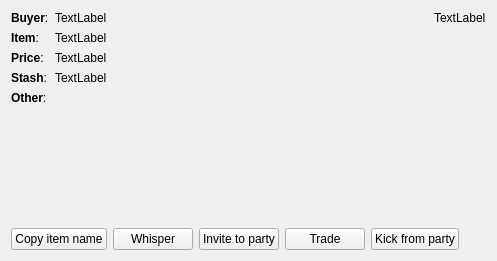
Before: the Qt Designer form tradecompanion/views/tradewidget.ui in cryzed/PathOfExile, drawn with Qt 5.
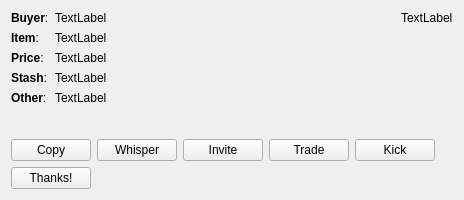
After: the same form once the commit is applied.

Diff of the .ui file:
```diff
--- a/tradecompanion/views/tradewidget.ui
+++ b/tradecompanion/views/tradewidget.ui
@@ -6,8 +6,8 @@
    <rect>
     <x>0</x>
     <y>0</y>
-    <width>497</width>
-    <height>261</height>
+    <width>464</width>
+    <height>200</height>
    </rect>
   </property>
   <property name="windowTitle">
@@ -84,7 +84,7 @@
        <item row="4" column="1">
         <widget class="QLabel" name="other">
          <property name="text">
-          <string/>
+          <string>TextLabel</string>
          </property>
         </widget>
        </item>
@@ -121,7 +121,7 @@
      <item>
       <widget class="QPushButton" name="copy_item_name">
        <property name="text">
-        <string>Copy item name</string>
+        <string>Copy</string>
        </property>
       </widget>
      </item>
@@ -135,7 +135,7 @@
      <item>
       <widget class="QPushButton" name="invite_to_party">
        <property name="text">
-        <string>Invite to party</string>
+        <string>Invite</string>
        </property>
       </widget>
      </item>
@@ -149,7 +149,7 @@
      <item>
       <widget class="QPushButton" name="kick_from_party">
        <property name="text">
-        <string>Kick from party</string>
+        <string>Kick</string>
        </property>
       </widget>
      </item>
@@ -168,6 +168,30 @@
      </item>
     </layout>
    </item>
+   <item>
+    <layout class="QHBoxLayout" name="horizontalLayout_3">
+     <item>
+      <widget class="QPushButton" name="thanks">
+       <property name="text">
+        <string>Thanks!</string>
+       </property>
+      </widget>
+     </item>
+     <item>
+      <spacer name="horizontalSpacer_3">
+       <property name="orientation">
+        <enum>Qt::Horizontal</enum>
+       </property>
+       <property name="sizeHint" stdset="0">
+        <size>
+         <width>40</width>
+         <height>20</height>
+        </size>
+       </property>
+      </spacer>
+     </item>
+    </layout>
+   </item>
   </layout>
  </widget>
  <resources/>
```
Left out of the diff: 6 changed lines with no effect on the pictures.
